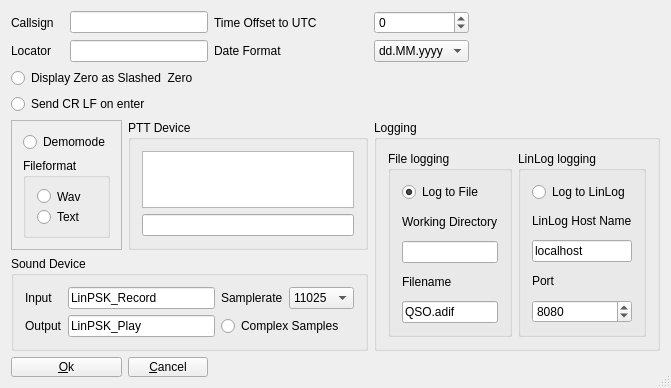
This is trunk/gui/generalsettings.ui in dl1ksv/linpsk as Qt 5 draws it before an edit. The edited form follows.
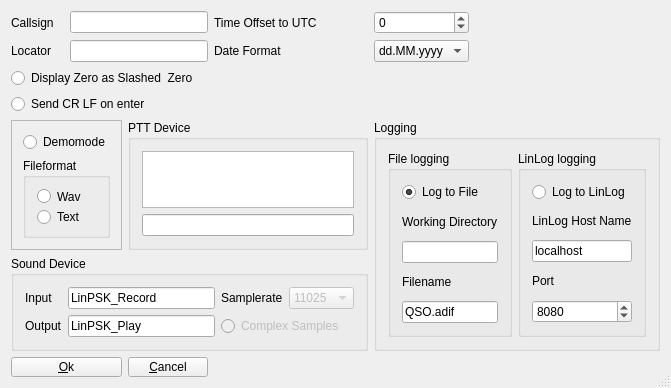
This is the edited form.

Commit message: block unused options in general settings

The edit to the form file:
```diff
--- a/trunk/gui/generalsettings.ui
+++ b/trunk/gui/generalsettings.ui
@@ -417,6 +417,9 @@
         </item>
         <item>
          <widget class="QComboBox" name="sampleRate">
+          <property name="enabled">
+           <bool>false</bool>
+          </property>
           <property name="insertPolicy">
            <enum>QComboBox::NoInsert</enum>
           </property>
@@ -460,6 +463,9 @@
       </item>
       <item row="1" column="2">
        <widget class="QRadioButton" name="realComplex">
+        <property name="enabled">
+         <bool>false</bool>
+        </property>
         <property name="text">
          <string>Complex Samples</string>
         </property>
```
